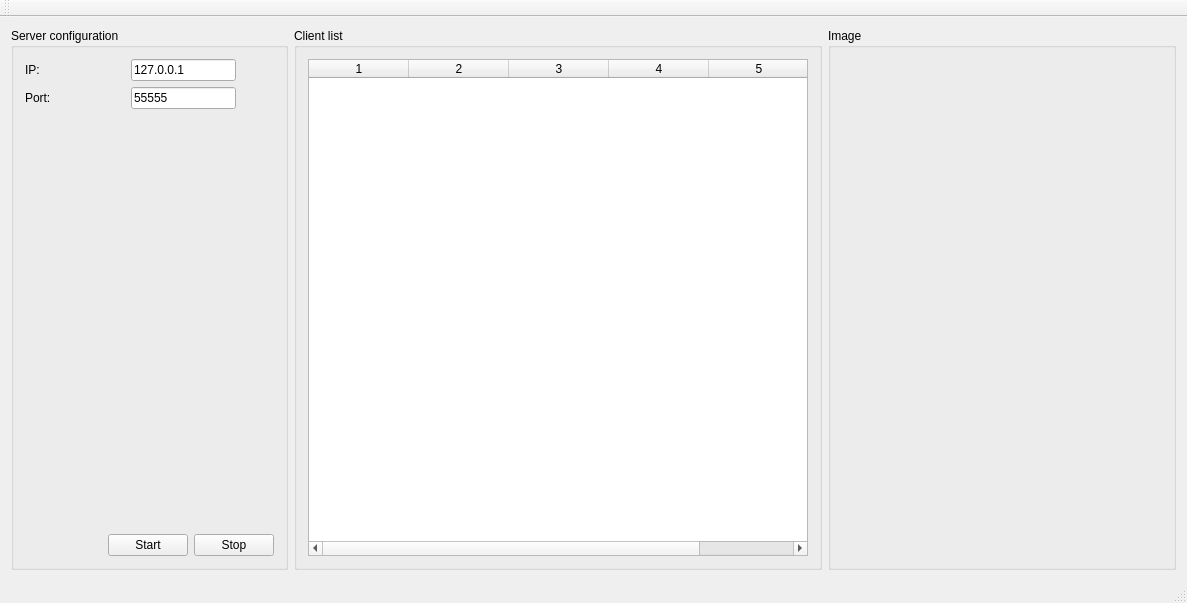
Above: server.ui from pavolmarak/fingerprint-server-gui-qt before the change. Below: the same form after it.
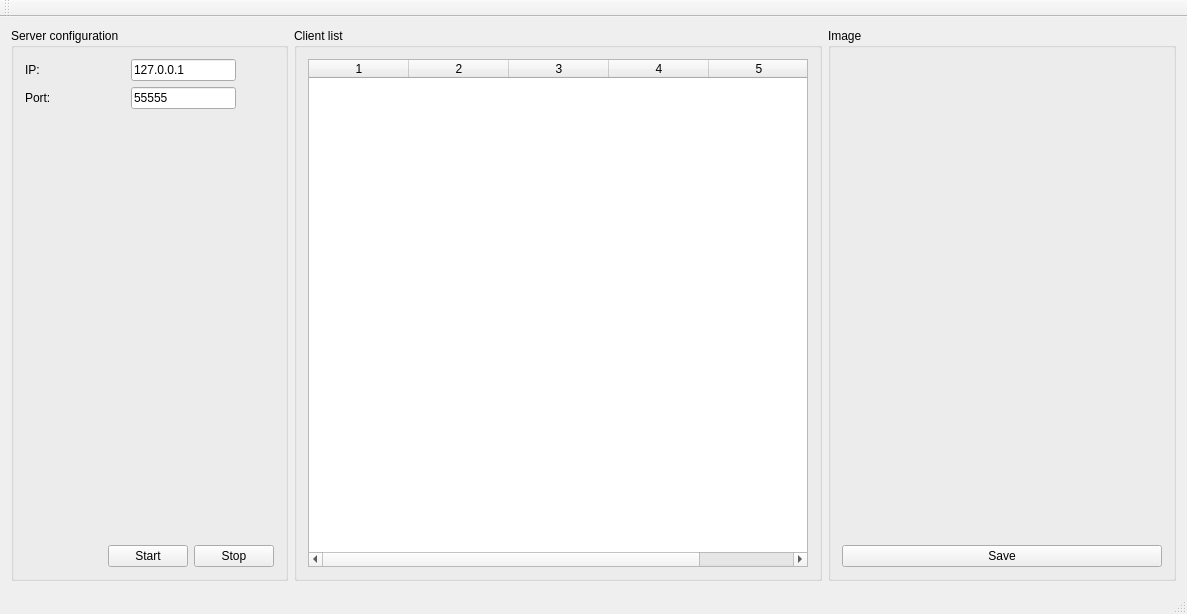
That is the form after the change.

Commit message: Server app now supports client management and receiving/displaying fingerprints from individual clients.

The edit to the form file:
```diff
--- a/server.ui
+++ b/server.ui
@@ -251,6 +251,13 @@
            </property>
           </widget>
          </item>
+         <item>
+          <widget class="QPushButton" name="save_image_button">
+           <property name="text">
+            <string>Save</string>
+           </property>
+          </widget>
+         </item>
         </layout>
        </widget>
       </item>
```
The commit also changes 3 other files.
